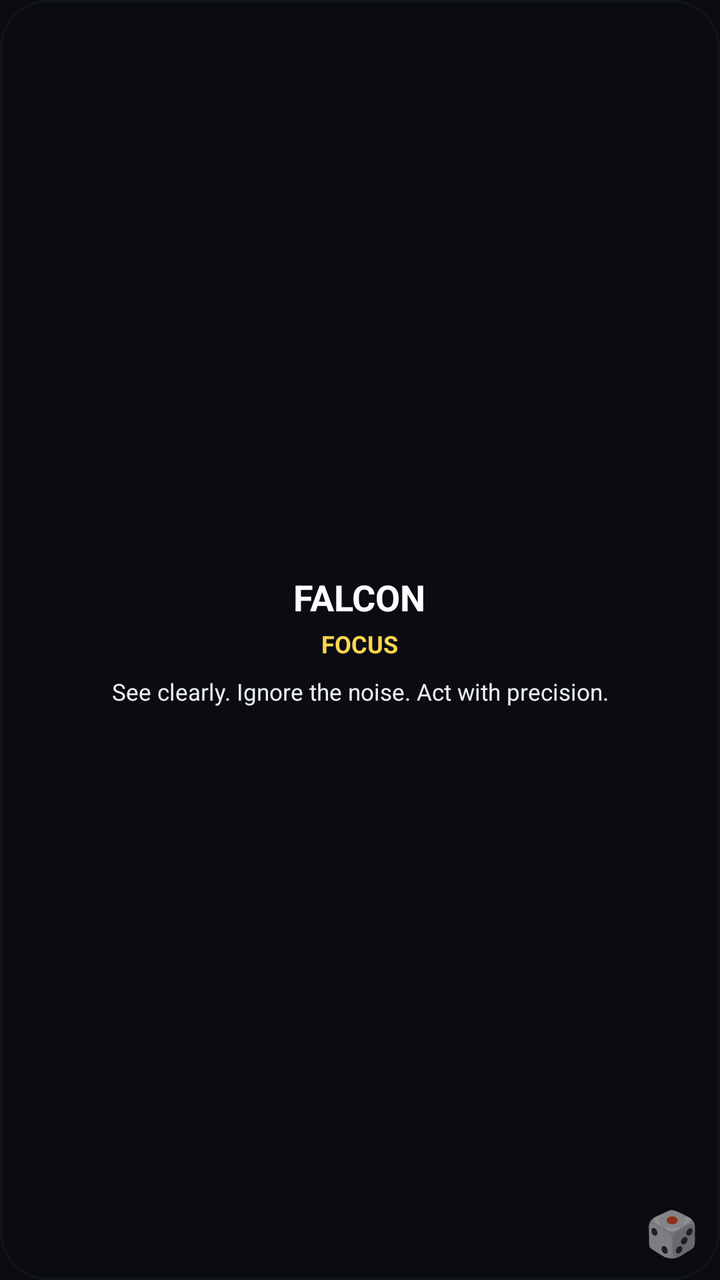
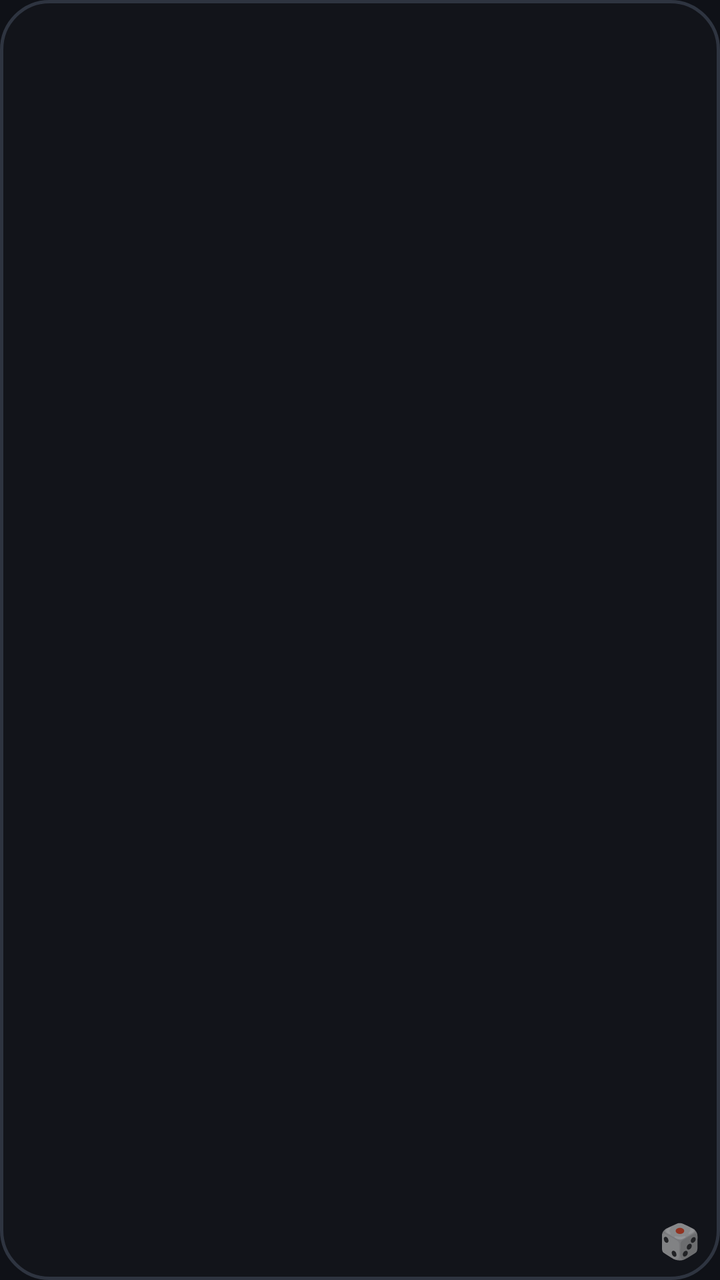

The first picture is an Android layout as it rendered before a commit; the second is the same layout after the commit. The layout source and the unified diff follow.
<!-- AndroidManifest.xml: application theme Theme.SpiritAnimal -->
<!-- res/layout/widget_spirit_animal.xml -->
<?xml version="1.0" encoding="utf-8"?>
<FrameLayout xmlns:android="http://schemas.android.com/apk/res/android"
    android:id="@+id/widget_root"
    android:layout_width="match_parent"
    android:layout_height="match_parent"
    android:background="@drawable/widget_bg">

    <ImageView
        android:id="@+id/iv_animal"
        android:layout_width="match_parent"
        android:layout_height="match_parent"
        android:scaleType="centerCrop" />

    <LinearLayout
        android:layout_width="match_parent"
        android:layout_height="match_parent"
        android:orientation="vertical"
        android:gravity="center"
        android:padding="16dp"
        android:background="#B3090B10">

        <TextView
            android:id="@+id/tv_animal_name"
            android:layout_width="wrap_content"
            android:layout_height="wrap_content"
            android:text="FALCON"
            android:textColor="#FFFFFF"
            android:textSize="18sp"
            android:textStyle="bold" />

        <TextView
            android:id="@+id/tv_mentality"
            android:layout_width="wrap_content"
            android:layout_height="wrap_content"
            android:layout_marginTop="3dp"
            android:text="FOCUS"
            android:textColor="#FFD54F"
            android:textSize="12sp"
            android:textStyle="bold" />

        <TextView
            android:id="@+id/tv_quote"
            android:layout_width="match_parent"
            android:layout_height="wrap_content"
            android:layout_marginTop="8dp"
            android:gravity="center"
            android:text="See clearly. Ignore the noise. Act with precision."
            android:textColor="#ECEFF1"
            android:textSize="11.5sp" />
    </LinearLayout>

    <TextView
        android:id="@+id/btn_randomize"
        android:layout_width="48dp"
        android:layout_height="48dp"
        android:layout_gravity="bottom|end"
        android:gravity="center"
        android:text="🎲"
        android:textSize="22sp" />
</FrameLayout>
<!-- resources referenced by this layout -->
<resources>
  <!-- drawable widget_bg (drawable) -->
  <?xml version="1.0" encoding="utf-8"?>
  <shape xmlns:android="http://schemas.android.com/apk/res/android">
      <solid android:color="#0F1117" />
      <corners android:radius="24dp" />
      <stroke android:width="1dp" android:color="#2A2E39" />
  </shape>
  <style name="Theme.SpiritAnimal" parent="Theme.MaterialComponents.DayNight.NoActionBar">
          <item name="android:windowBackground">#0F1117</item>
      </style>
</resources>

<!-- the commit's change to res/layout/widget_spirit_animal.xml (unified diff, before → after) -->
@@ -5,56 +5,54 @@
     android:layout_height="match_parent"
     android:background="@drawable/widget_bg">
 
-    <ImageView
-        android:id="@+id/iv_animal"
-        android:layout_width="match_parent"
-        android:layout_height="match_parent"
-        android:scaleType="centerCrop" />
-
     <LinearLayout
         android:layout_width="match_parent"
         android:layout_height="match_parent"
-        android:orientation="vertical"
-        android:gravity="center"
-        android:padding="16dp"
-        android:background="#B3090B10">
+        android:orientation="horizontal"
+        android:gravity="center_vertical"
+        android:paddingStart="16dp"
+        android:paddingEnd="34dp"
+        android:paddingTop="10dp"
+        android:paddingBottom="10dp">
 
-        <TextView
-            android:id="@+id/tv_animal_name"
-            android:layout_width="wrap_content"
+        <ImageView
+            android:id="@+id/iv_animal"
+            android:layout_width="84dp"
+            android:layout_height="84dp"
+            android:scaleType="fitCenter" />
+
+        <LinearLayout
+            android:layout_width="0dp"
             android:layout_height="wrap_content"
-            android:text="FALCON"
-            android:textColor="#FFFFFF"
-            android:textSize="18sp"
-            android:textStyle="bold" />
+            android:layout_weight="1"
+            android:orientation="vertical"
+            android:layout_marginStart="16dp">
 
-        <TextView
-            android:id="@+id/tv_mentality"
-            android:layout_width="wrap_content"
-            android:layout_height="wrap_content"
-            android:layout_marginTop="3dp"
-            android:text="FOCUS"
-            android:textColor="#FFD54F"
-            android:textSize="12sp"
-            android:textStyle="bold" />
+            <TextView
+                android:id="@+id/tv_mentality"
+                android:layout_width="wrap_content"
+                android:layout_height="wrap_content"
+                android:textColor="#FFD54F"
+                android:textSize="16sp"
+                android:textStyle="bold" />
 
-        <TextView
-            android:id="@+id/tv_quote"
-            android:layout_width="match_parent"
-            android:layout_height="wrap_content"
-            android:layout_marginTop="8dp"
-            android:gravity="center"
-            android:text="See clearly. Ignore the noise. Act with precision."
-            android:textColor="#ECEFF1"
-            android:textSize="11.5sp" />
+            <TextView
+                android:id="@+id/tv_quote"
+                android:layout_width="match_parent"
+                android:layout_height="wrap_content"
+                android:layout_marginTop="4dp"
+                android:textColor="#ECEFF1"
+                android:textSize="12.5sp"
+                android:lineSpacingExtra="1.5dp" />
+        </LinearLayout>
     </LinearLayout>
 
     <TextView
         android:id="@+id/btn_randomize"
-        android:layout_width="48dp"
-        android:layout_height="48dp"
+        android:layout_width="40dp"
+        android:layout_height="40dp"
         android:layout_gravity="bottom|end"
         android:gravity="center"
         android:text="🎲"
-        android:textSize="22sp" />
+        android:textSize="17sp" />
 </FrameLayout>
<!-- resource entries referenced after the edit -->
@@ -3,9 +3,9 @@
   <!-- drawable widget_bg (drawable) -->
   <?xml version="1.0" encoding="utf-8"?>
   <shape xmlns:android="http://schemas.android.com/apk/res/android">
-      <solid android:color="#0F1117" />
+      <solid android:color="#12141A" />
       <corners android:radius="24dp" />
-      <stroke android:width="1dp" android:color="#2A2E39" />
+      <stroke android:width="1.5dp" android:color="#2E3440" />
   </shape>
   <style name="Theme.SpiritAnimal" parent="Theme.MaterialComponents.DayNight.NoActionBar">
           <item name="android:windowBackground">#0F1117</item>
